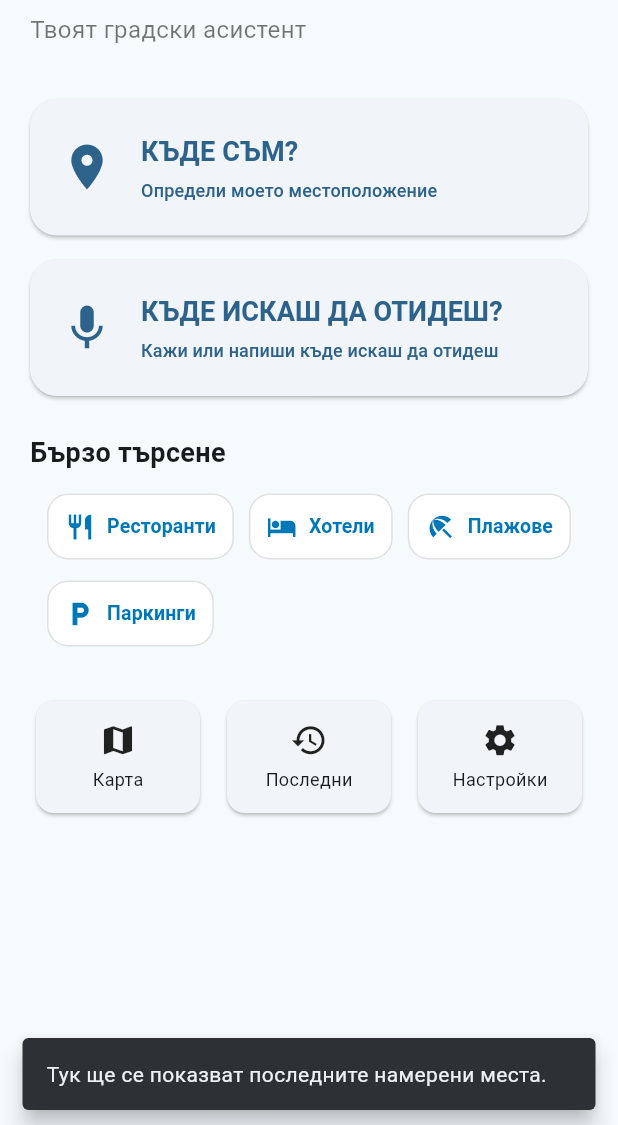
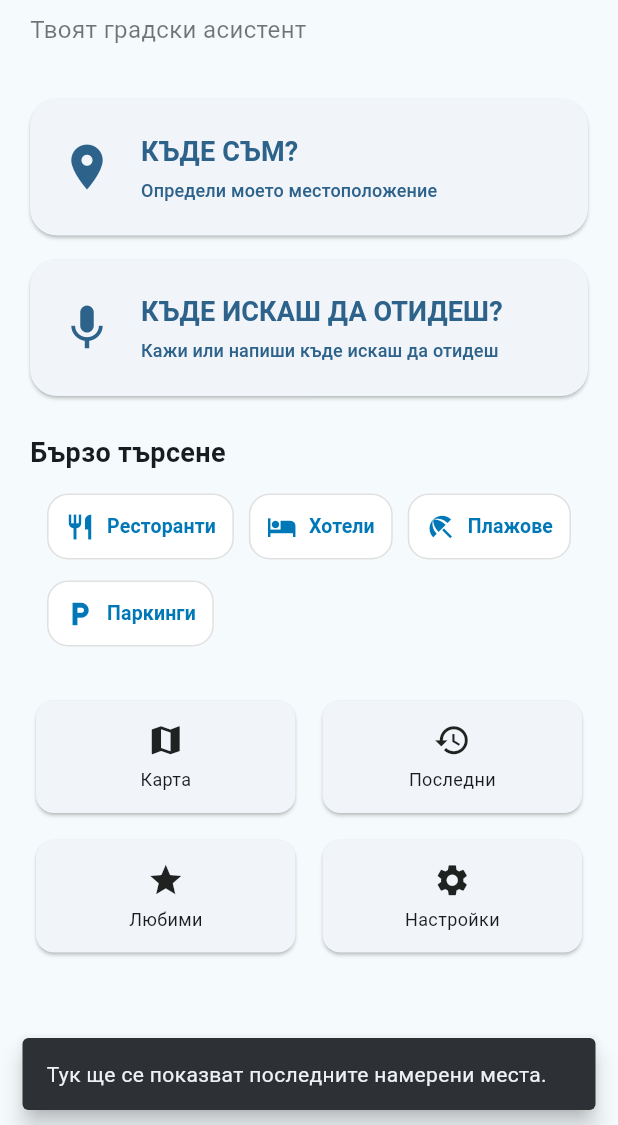
Before and after one commit to Ivo760407/burgas-navigator, a Flutter app: the screen it shows after launch, after a tap on "🇧🇬", after a tap on "Последни", on a phone screen of 412 x 824 dp, the part 111-1236 px from its top. Run offline on Flutter 3.47's test engine with Material 3 defaults, Android fonts, the phone set to English and light mode, and no system bars; our stand-ins replace audioplayers, flutter_map, flutter_tts, geocoding, geolocator, latlong2 and 2 more; network calls fail; Roboto replaces fonts that are missing (Arial).

Commit message:
Add favorites controls and separate recent history

```diff
--- a/lib/main.dart
+++ b/lib/main.dart
@@ -827,7 +827,24 @@ Future<void> _showPlaceResults(List<Map<String, dynamic>> places, String query)
                     leading: const Icon(Icons.place_outlined),
                     title: Text(place['name'] as String),
                     subtitle: Text((place['details'] as String).isEmpty ? query : place['details'] as String),
-                    trailing: const Icon(Icons.chevron_right),
+                    trailing: Row(
+                      mainAxisSize: MainAxisSize.min,
+                      children: [
+                        IconButton(
+                          tooltip: language == 'en'
+                              ? 'Toggle favorite'
+                              : language == 'de'
+                                  ? 'Favorit umschalten'
+                                  : 'Добави/премахни от любими',
+                          onPressed: () => _toggleFavorite(place),
+                          icon: Icon(
+                            _isFavorite(place) ? Icons.star : Icons.star_border,
+                            color: _isFavorite(place) ? Colors.amber.shade700 : null,
+                          ),
+                        ),
+                        const Icon(Icons.chevron_right),
+                      ],
+                    ),
                     onTap: () => Navigator.pop(sheetContext, place),
                   );
                 },
@@ -868,12 +885,34 @@ void _openCityMap() {
   ));
 }
 
-Future<void> _showFavorites() async {
+Future<void> _showRecentPlaces() async {
   if (_recentPlaces.isEmpty) {
-    _showMessage(context, language == 'en' ? 'Your recent places will appear here after a search.' : language == 'de' ? 'Hier erscheinen Orte nach deiner Suche.' : 'Тук ще се показват последните намерени места.');
+    _showMessage(context, language == 'en'
+        ? 'Your recent places will appear here after a search.'
+        : language == 'de'
+            ? 'Hier erscheinen Orte nach deiner Suche.'
+            : 'Тук ще се показват последните намерени места.');
     return;
   }
-  await _showPlaceResults(List<Map<String, dynamic>>.from(_recentPlaces), language == 'en' ? 'Recent places' : language == 'de' ? 'Zuletzt gesucht' : 'Последни места');
+  await _showPlaceResults(
+    List<Map<String, dynamic>>.from(_recentPlaces),
+    language == 'en' ? 'Recent places' : language == 'de' ? 'Zuletzt gesucht' : 'Последни места',
+  );
+}
+
+Future<void> _showFavorites() async {
+  if (_favoritePlaces.isEmpty) {
+    _showMessage(context, language == 'en'
+        ? 'Save a place with the star button to see it here.'
+        : language == 'de'
+            ? 'Speichere einen Ort mit dem Stern, um ihn hier zu sehen.'
+            : 'Запази място със звездата, за да се появи тук.');
+    return;
+  }
+  await _showPlaceResults(
+    List<Map<String, dynamic>>.from(_favoritePlaces),
+    language == 'en' ? 'Favorites' : language == 'de' ? 'Favoriten' : 'Любими места',
+  );
 }
 
 Future<void> _showSettings() async {
@@ -1158,18 +1197,22 @@ Future<void> _showSettings() async {
 
               const SizedBox(height: 30),
 
-              Row(
+              Column(
                 children: [
-                  Expanded(
-                    child: _BottomButton(icon: Icons.map, title: 'Карта', onPressed: _openCityMap),
+                  Row(
+                    children: [
+                      Expanded(child: _BottomButton(icon: Icons.map, title: language == 'en' ? 'Map' : language == 'de' ? 'Karte' : 'Карта', onPressed: _openCityMap)),
+                      const SizedBox(width: 10),
+                      Expanded(child: _BottomButton(icon: Icons.history, title: language == 'en' ? 'Recent' : language == 'de' ? 'Zuletzt' : 'Последни', onPressed: _showRecentPlaces)),
+                    ],
                   ),
-                  const SizedBox(width: 10),
-                  Expanded(
-                    child: _BottomButton(icon: Icons.history, title: 'Последни', onPressed: _showFavorites),
-                  ),
-                  const SizedBox(width: 10),
-                  Expanded(
-                    child: _BottomButton(icon: Icons.settings, title: 'Настройки', onPressed: _showSettings),
+                  const SizedBox(height: 10),
+                  Row(
+                    children: [
+                      Expanded(child: _BottomButton(icon: Icons.star, title: language == 'en' ? 'Favorites' : language == 'de' ? 'Favoriten' : 'Любими', onPressed: _showFavorites)),
+                      const SizedBox(width: 10),
+                      Expanded(child: _BottomButton(icon: Icons.settings, title: language == 'en' ? 'Settings' : language == 'de' ? 'Einstellungen' : 'Настройки', onPressed: _showSettings)),
+                    ],
                   ),
                 ],
               ),
```
